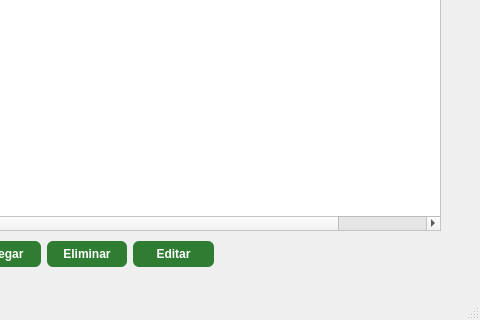
The window that mainwindow.ui (V005/InventarioElectronico) describes before a commit, drawn with Qt 5; both pictures show x 320 to 800 and y 280 to 600 of the 800 by 600 pixel window.
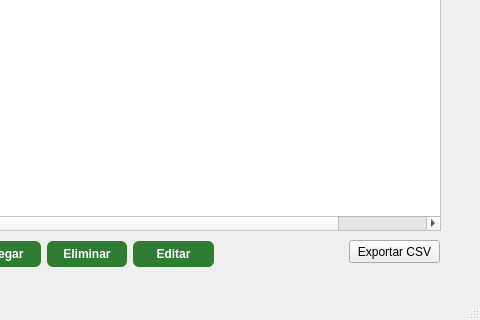
The same window after the commit.

Diff of the .ui file:
```diff
--- a/mainwindow.ui
+++ b/mainwindow.ui
@@ -361,6 +361,19 @@
      </rect>
     </property>
    </widget>
+   <widget class="QPushButton" name="btnExportarCSV">
+    <property name="geometry">
+     <rect>
+      <x>669</x>
+      <y>520</y>
+      <width>91</width>
+      <height>23</height>
+     </rect>
+    </property>
+    <property name="text">
+     <string>Exportar CSV</string>
+    </property>
+   </widget>
   </widget>
   <widget class="QMenuBar" name="menubar">
    <property name="geometry">
```
